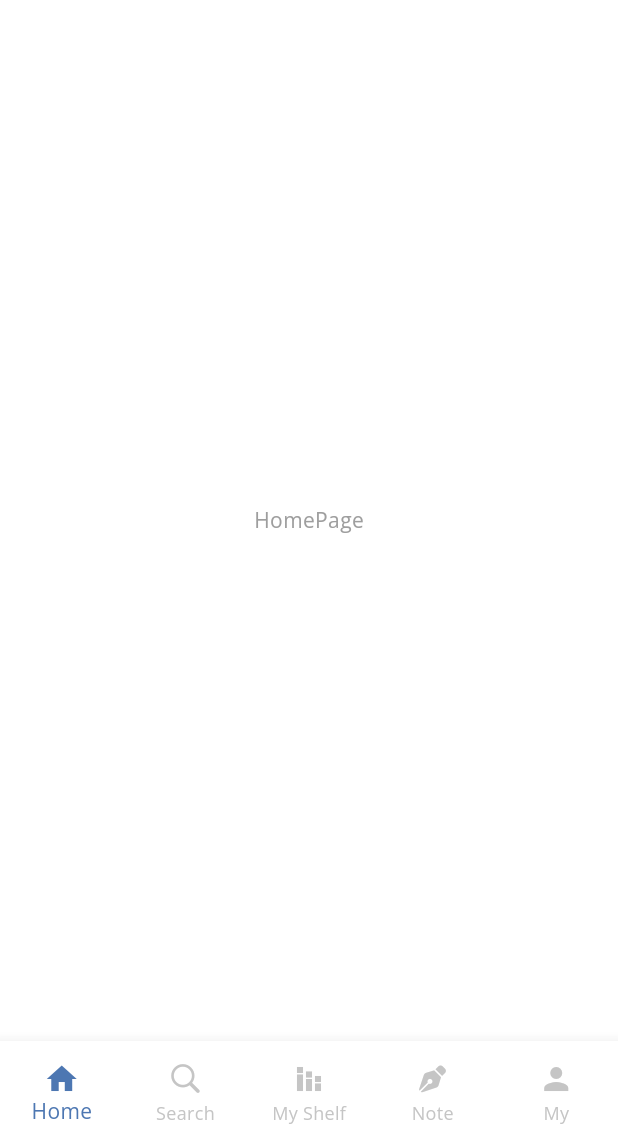
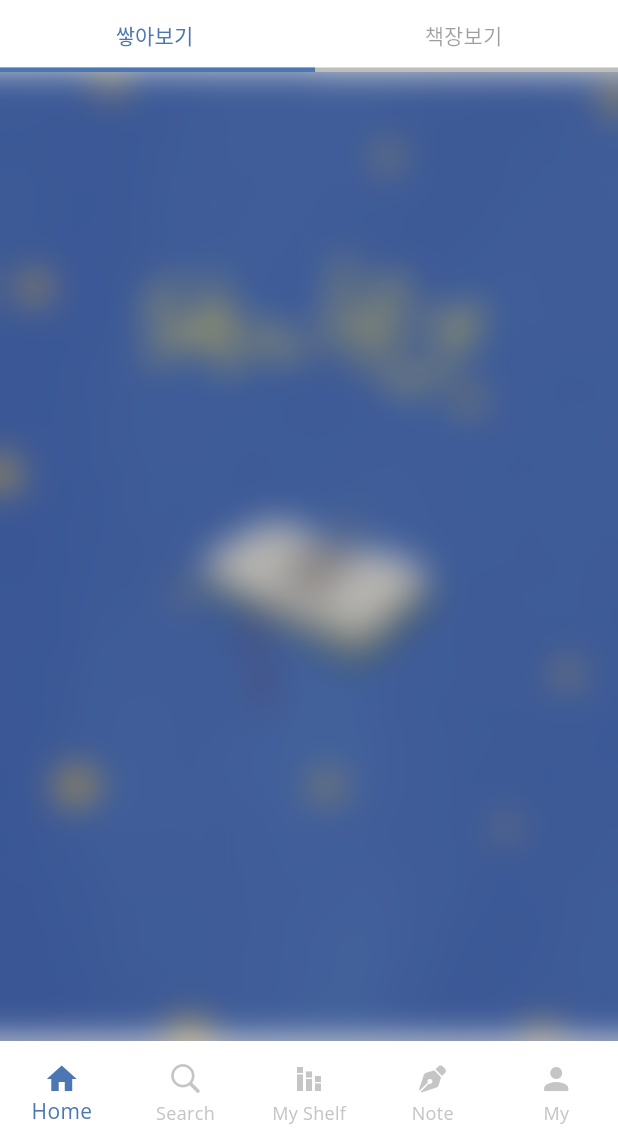
Before and after one commit to ywha0206/Shelfy-Front, a Flutter app: the screen it shows after launch, on a phone screen of 412 x 824 dp, the part 90-1236 px from its top. Run offline on Flutter 3.47's test engine with Material 3 defaults, Android fonts, the light colour scheme and no system bars; our stand-ins replace font_awesome_flutter, google_fonts, logger; network calls fail.

Commit message:
홈 책장보기 화면구현

```diff
--- a/lib/components/custom_appbar.dart
+++ b/lib/components/custom_appbar.dart
@@ -1,7 +1,7 @@
 import 'package:flutter/cupertino.dart';
 import 'package:flutter/material.dart';
 
-AppBar HomeAppBar() {
+AppBar HomeAppBar(VoidCallback onSearchPressed) {
   return AppBar(
     // 타이틀 위치
     titleSpacing: 8,
@@ -27,7 +27,7 @@ AppBar HomeAppBar() {
     ),
     actions: [
       IconButton(
-        onPressed: () {},
+        onPressed: onSearchPressed,
         icon: Icon(
           CupertinoIcons.search,
           color: Colors.white,
@@ -55,7 +55,11 @@ AppBar SearchAppBar() {
         const SizedBox(width: 6),
         Text(
           '책 검색',
-          style: TextStyle(fontSize: 20, color: Colors.white),
+          style: TextStyle(
+            fontSize: 20,
+            color: Colors.white,
+            fontFamily: 'JUA',
+          ),
         )
       ],
     ),
--- /dev/null
+++ b/lib/pages/home/components/stack_view.dart
@@ -0,0 +1,41 @@
+import 'dart:ui';
+import 'package:flutter/material.dart';
+import 'package:shelfy_team_project/models/book.dart';
+import 'package:shelfy_team_project/pages/search/components/book_item.dart';
+
+import 'shef_view_list.dart';
+
+class StackView extends StatefulWidget {
+  const StackView({super.key});
+
+  @override
+  State<StackView> createState() => _StackViewState();
+}
+
+class _StackViewState extends State<StackView> {
+  @override
+  Widget build(BuildContext context) {
+    return Stack(
+      children: [
+        // 배경 이미지
+        Container(
+          decoration: BoxDecoration(
+            image: DecorationImage(
+              image: AssetImage('assets/images/Shelfy_appSize3.png'),
+              fit: BoxFit.cover,
+            ),
+          ),
+        ),
+        // 블러 효과
+        BackdropFilter(
+          filter: ImageFilter.blur(sigmaX: 12.0, sigmaY: 12.0),
+          child: Container(
+            color: Colors.black.withOpacity(0.1),
+          ),
+        ),
+
+        // 내용 위젯
+      ],
+    );
+  }
+}
--- a/lib/pages/home/home_page.dart
+++ b/lib/pages/home/home_page.dart
@@ -1,12 +1,74 @@
 import 'package:flutter/material.dart';
+import 'package:shelfy_team_project/pages/home/components/shelf_view.dart';
+
+import 'components/stack_view.dart';
 
 class HomePage extends StatelessWidget {
   const HomePage({super.key});
 
   @override
   Widget build(BuildContext context) {
-    return Center(
-      child: Text('HomePage'),
+    return HomeTab();
+  }
+}
+
+class HomeTab extends StatefulWidget {
+  const HomeTab({super.key});
+
+  @override
+  State<HomeTab> createState() => _HomeTabState();
+}
+
+class _HomeTabState extends State<HomeTab> with SingleTickerProviderStateMixin {
+  TabController? _tabController;
+
+  // 단 한번 호출되는 메서드
+  @override
+  void initState() {
+    super.initState();
+    _tabController = TabController(length: 2, vsync: this);
+  }
+
+  @override
+  Widget build(BuildContext context) {
+    return Column(
+      children: [
+        _buildTabBar(),
+        Expanded(
+          child: _buildTabBarView(),
+        )
+      ],
     );
   }
+
+  TabBarView _buildTabBarView() {
+    return TabBarView(
+      controller: _tabController,
+      children: [
+        // 쌓아보기
+        StackView(),
+        // 책장보기
+        ShelfView(),
+      ],
+    );
+  }
+
+  TabBar _buildTabBar() {
+    return TabBar(
+        indicator: UnderlineTabIndicator(
+            borderSide: BorderSide(
+              color: const Color(0xFF4D77B2),
+              width: 3.0,
+            ),
+            insets: EdgeInsets.symmetric(horizontal: 130.0)),
+        labelColor: const Color(0xFF4D77B2),
+        unselectedLabelColor: Colors.black38,
+        dividerHeight: 3,
+        dividerColor: Colors.black26,
+        controller: _tabController,
+        tabs: [
+          Tab(text: '쌓아보기'),
+          Tab(text: '책장보기'),
+        ]);
+  }
 }
--- a/lib/pages/main_screen.dart
+++ b/lib/pages/main_screen.dart
@@ -29,7 +29,11 @@ class _MainPageState extends State<MainScreen> {
           child: IndexedStack(
             index: _selectedIndex,
             children: [
-              HomeAppBar(),
+              HomeAppBar(() {
+                setState(() {
+                  _selectedIndex = 1;
+                });
+              }),
               SearchAppBar(),
               BooksAppBar(),
             ],
```
Also changed, not shown: lib/pages/home/components/shef_view_list.dart (added, +45 -0 lines), lib/pages/home/components/shelf_view.dart (added, +94 -0 lines), lib/pages/search/components/book_item.dart (+11 -6 lines), assets/images/Shelfy_appSize3.png (added).
